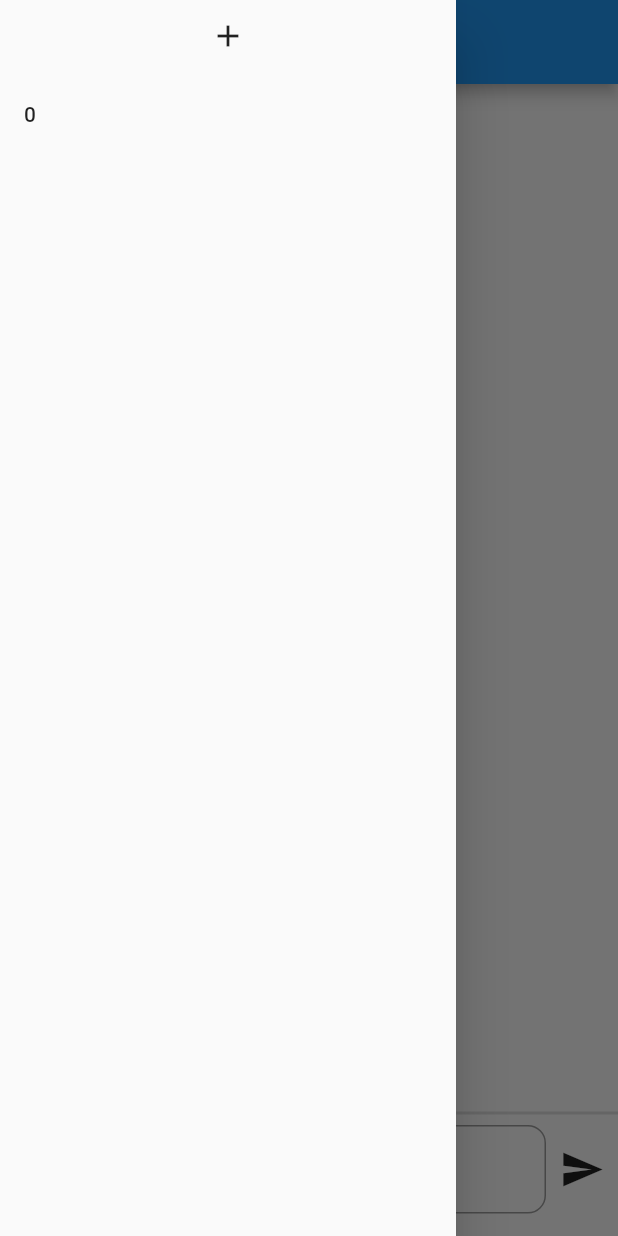
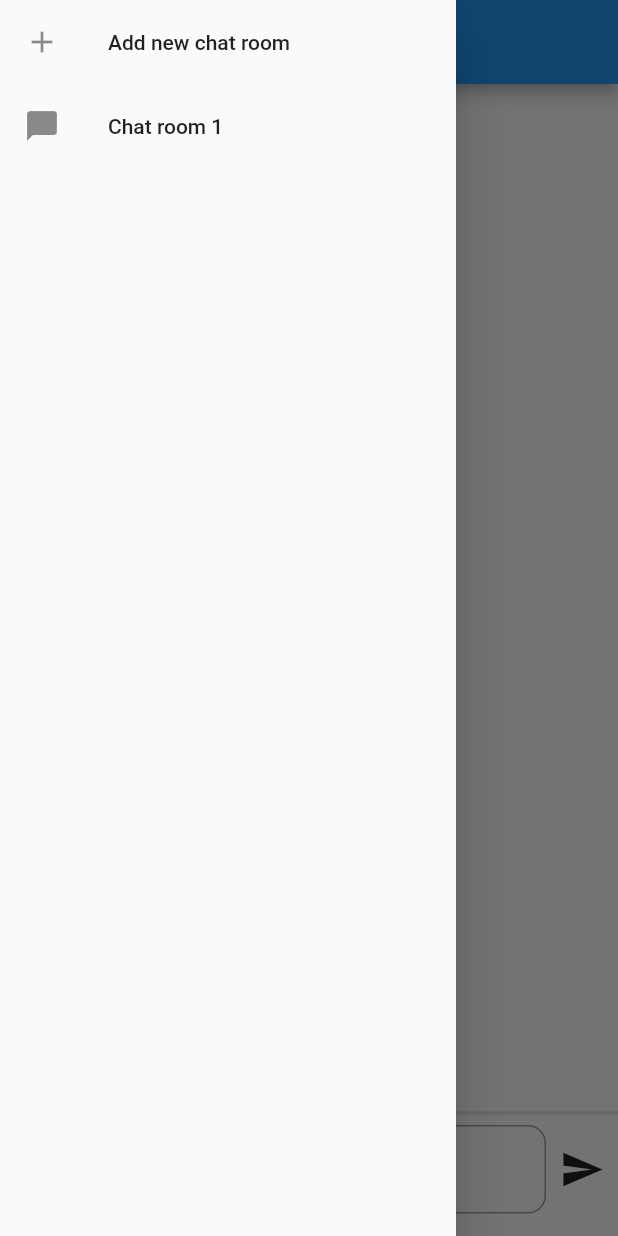
Before and after one commit to advance-mobile-19127502/chatGPT, a Flutter app: the screen it shows after launch, with the side drawer open, on a phone screen of 412 x 824 dp. Run offline on Flutter 3.47's test engine with Material 2 defaults, Android fonts, the phone set to English and light mode, and no system bars; our stand-ins replace animated_text_kit, bloc, equatable, flutter_bloc, flutter_spinkit; missing offline and left inert: chat_gpt_sdk.

Commit message:
Decorate ui drawer and use Provider

```diff
--- a/lib/bloc/chat_bloc/chat_event.dart
+++ b/lib/bloc/chat_bloc/chat_event.dart
@@ -2,7 +2,8 @@ part of 'chat_bloc.dart';
 
 class ChatEvent extends Equatable {
   final String requestMessage;
-  const ChatEvent(this.requestMessage);
+  final OpenAI openAI;
+  const ChatEvent(this.requestMessage, this.openAI);
 
   @override
   // TODO: implement props
--- a/lib/bloc/chat_bloc/chat_state.dart
+++ b/lib/bloc/chat_bloc/chat_state.dart
@@ -27,4 +27,11 @@ class ChatSuccess extends ChatState {
 
 }
 
-class ChatFailure extends ChatState { }
+class ChatFailure extends ChatState {
+  final String errorMsg;
+
+  const ChatFailure({required this.errorMsg});
+
+  @override
+  List<Object> get props => [errorMsg];
+}
--- a/lib/pages/chat_page/chat_page.dart
+++ b/lib/pages/chat_page/chat_page.dart
@@ -1,9 +1,12 @@
+import 'package:chat_gpt_sdk/chat_gpt_sdk.dart';
 import 'package:chatgpt/bloc/chat_bloc/chat_bloc.dart';
+import 'package:chatgpt/constants/api_const.dart';
 import 'package:chatgpt/pages/chat_page/widgets/chat_row.dart';
 import 'package:chatgpt/pages/chat_page/widgets/send_message_widget.dart';
 import 'package:flutter/material.dart';
 import 'package:flutter_bloc/flutter_bloc.dart';
 import 'package:flutter_spinkit/flutter_spinkit.dart';
+import 'package:provider/provider.dart';
 
 class ChatPage extends StatefulWidget {
   const ChatPage({Key? key}) : super(key: key);
@@ -19,7 +22,21 @@ class _ChatPageState extends State<ChatPage>
 
   final List<ChatRow> _chatRow = [];
 
+  late ValueNotifier<int> _lengthChat;
+
   late ChatBloc _chatBloc;
+
+  late OpenAI? _openAI;
+
+  @override
+  void initState() {
+    // TODO: implement initState
+    super.initState();
+    _openAI = OpenAI.instance.build(
+        token: ApiConst.APIKey,
+        baseOption: HttpSetup(receiveTimeout: 15000));
+    _lengthChat = ValueNotifier<int>(_chatRow.length);
+  }
 
 
   @override
@@ -27,6 +44,13 @@ class _ChatPageState extends State<ChatPage>
     // TODO: implement didChangeDependencies
     super.didChangeDependencies();
     _chatBloc = BlocProvider.of(context);
+  }
+
+  @override
+  void dispose() {
+    // TODO: implement dispose
+    super.dispose();
+    _openAI?.close();
   }
 
   @override
@@ -38,15 +62,21 @@ class _ChatPageState extends State<ChatPage>
       listener: (context, state) {
         if (state is ChatSuccess)
           {
-            _chatRow.insert(0, ChatRow(isBot: true, message: state.botMessage.choices[0].text));
+            _chatRow.insert(0, ChatRow(isBot: true, message: state.botMessage.choices[0].text, indexChat: _chatRow.length,));
           }
         if (state is ChatLoading)
           {
-            _chatRow.insert(0, ChatRow(isBot: false, message: state.userMessage));
+            _chatRow.insert(0, ChatRow(isBot: false, message: state.userMessage, indexChat: _chatRow.length,));
           }
+        _lengthChat.value = _chatRow.length;
       },
       builder: (context, state) {
-        return Column(
+        return MultiProvider(
+          providers: [
+            Provider<OpenAI?> (create: (_) => _openAI),
+            ChangeNotifierProvider<ValueNotifier<int>>(create: (context) => _lengthChat,)
+          ],
+          child: Column(
             children: [
               Expanded(
                   child: ListView.builder(
@@ -71,6 +101,7 @@ class _ChatPageState extends State<ChatPage>
               //Send message
               const SendMessageWidget(),
             ],
+          ),
         );
       },
     );
--- a/lib/pages/chat_page/widgets/send_message_widget.dart
+++ b/lib/pages/chat_page/widgets/send_message_widget.dart
@@ -1,7 +1,9 @@
+import 'package:chat_gpt_sdk/chat_gpt_sdk.dart';
 import 'package:chatgpt/bloc/chat_bloc/chat_bloc.dart';
 import 'package:flutter/material.dart';
 import 'package:flutter_bloc/flutter_bloc.dart';
 import 'package:flutter_spinkit/flutter_spinkit.dart';
+import 'package:provider/provider.dart';
 
 class SendMessageWidget extends StatefulWidget {
   const SendMessageWidget({Key? key}) : super(key: key);
@@ -13,6 +15,7 @@ class SendMessageWidget extends StatefulWidget {
 class _SendMessageWidgetState extends State<SendMessageWidget> {
   late ChatBloc _chatBloc;
   final TextEditingController _sendMessageController = TextEditingController();
+  late OpenAI _openAI;
 
   @override
   void initState() {
@@ -26,6 +29,8 @@ class _SendMessageWidgetState extends State<SendMessageWidget> {
     // TODO: implement didChangeDependencies
     super.didChangeDependencies();
     _chatBloc = BlocProvider.of(context);
+    _openAI = Provider.of<OpenAI>(context);
+
   }
 
   @override
@@ -71,6 +76,6 @@ class _SendMessageWidgetState extends State<SendMessageWidget> {
     if (_sendMessageController.text.isEmpty) return;
     String tempMessage = _sendMessageController.text;
     _sendMessageController.clear();
-    _chatBloc.add(ChatEvent(tempMessage));
+    _chatBloc.add(ChatEvent(tempMessage, _openAI));
   }
 }
--- a/lib/pages/home_page/home_page.dart
+++ b/lib/pages/home_page/home_page.dart
@@ -1,5 +1,6 @@
 import 'package:chatgpt/bloc/chat_bloc/chat_bloc.dart';
 import 'package:chatgpt/pages/chat_page/chat_page.dart';
+import 'package:chatgpt/pages/home_page/widgets/drawer_item_widget.dart';
 import 'package:flutter/material.dart';
 import 'package:flutter_bloc/flutter_bloc.dart';
 
@@ -23,12 +24,10 @@ class _HomePageState extends State<HomePage> {
   void initState() {
     super.initState();
     drawerItems = [
-      ListTile(
-        title: const Text("0"),
-        onTap: () {
-          onTapDrawer(0);
-        },
-      )
+      DrawerItemWidget(
+          title: "Chat room 1", icon: Icons.chat_bubble, onTap: (){
+            onTapDrawer(0);
+      }),
     ];
 
     chatPages = [
@@ -49,24 +48,11 @@ class _HomePageState extends State<HomePage> {
         drawer: Drawer(
           child: Column(
             children: [
-              IconButton(
-                  onPressed: () {
-                    int tempLength = drawerItems.length;
-
-                    setState(() {
-                      drawerItems.add(ListTile(
-                        title: Text("$tempLength"),
-                        onTap: () {
-                          onTapDrawer(tempLength);
-                        },
-                      ));
-                      chatPages.add(BlocProvider(
-                        create: (context) => ChatBloc(),
-                        child: ChatPage(key: UniqueKey()),
-                      ));
-                    });
-                  },
-                  icon: const Icon(Icons.add)),
+              DrawerItemWidget(
+                title: "Add new chat room",
+                icon: Icons.add,
+                onTap: addNewChatRoom,
+              ),
               Expanded(
                   child: SingleChildScrollView(
                 child: Column(
@@ -91,4 +77,19 @@ class _HomePageState extends State<HomePage> {
       _pageController.jumpToPage(_currentDrawerIndex);
     });
   }
+
+  void addNewChatRoom() {
+    int tempLength = drawerItems.length;
+
+    setState(() {
+      drawerItems.add(DrawerItemWidget(
+          title: "Chat room ${tempLength + 1}", icon: Icons.chat_bubble, onTap: (){
+        onTapDrawer(tempLength);
+      }));
+      chatPages.add(BlocProvider(
+        create: (context) => ChatBloc(),
+        child: ChatPage(key: UniqueKey()),
+      ));
+    });
+  }
 }
--- /dev/null
+++ b/lib/pages/home_page/widgets/drawer_item_widget.dart
@@ -0,0 +1,22 @@
+
+
+import 'package:flutter/material.dart';
+
+class DrawerItemWidget extends StatelessWidget {
+  const DrawerItemWidget({Key? key, required this.title, required this.icon, required this.onTap}) : super(key: key);
+
+  final String title;
+  final IconData icon;
+  final VoidCallback  onTap;
+
+  @override
+  Widget build(BuildContext context) {
+    return ListTile(
+      leading: Icon(
+          icon
+      ),
+      title: Text(title),
+      onTap: onTap,
+    );
+  }
+}
```
Also changed, not shown: lib/bloc/chat_bloc/chat_bloc.dart (+9 -5 lines), lib/pages/chat_page/widgets/chat_row.dart (+21 -2 lines), lib/repositories/open_ai_repository.dart (deleted, +0 -33 lines), pubspec.yaml (+5 -3 lines), pubspec.lock. Lines whose indentation alone changed are shown as unchanged.
